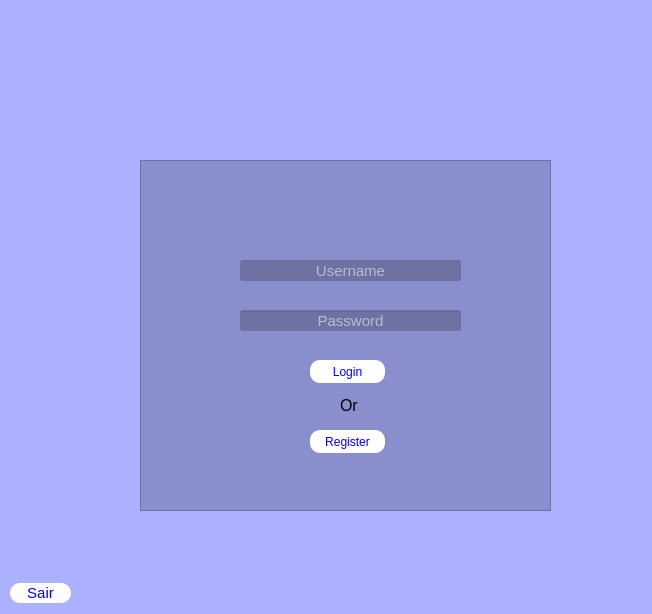
Before: the Qt Designer form telas/tela_login.ui in Alisson-Rodrigo/poo-II, drawn with Qt 5.
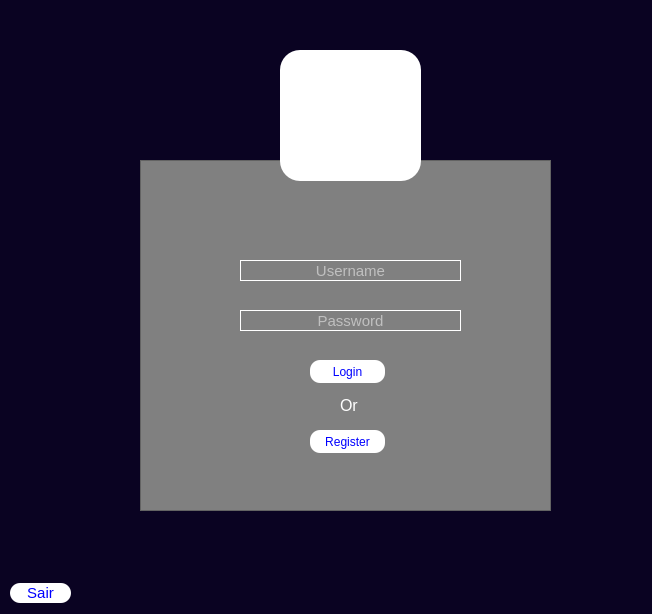
After: the same form once the commit is applied. Icons and pictures are not drawn.

```diff
--- a/telas/tela_login.ui
+++ b/telas/tela_login.ui
@@ -14,7 +14,8 @@
    <string>Form</string>
   </property>
   <property name="styleSheet">
-   <string notr="true">background-color:rgb(171, 177, 255);</string>
+   <string notr="true">background-color: rgb(10, 3, 34);
+</string>
   </property>
   <widget class="QFrame" name="frame">
    <property name="geometry">
@@ -26,7 +27,7 @@
     </rect>
    </property>
    <property name="styleSheet">
-    <string notr="true">background-color: rgb(0, 0, 0,0.2);</string>
+    <string notr="true">background-color: gray;</string>
    </property>
    <property name="frameShape">
     <enum>QFrame::StyledPanel</enum>
@@ -49,7 +50,8 @@
      </font>
     </property>
     <property name="styleSheet">
-     <string notr="true">color: white;</string>
+     <string notr="true">color: white;
+border: 1px solid white;</string>
     </property>
     <property name="text">
      <string/>
@@ -76,7 +78,8 @@
      </font>
     </property>
     <property name="styleSheet">
-     <string notr="true">color: white;</string>
+     <string notr="true">color: white;
+border: 1px solid white;</string>
     </property>
     <property name="text">
      <string/>
@@ -133,7 +136,8 @@
      </font>
     </property>
     <property name="styleSheet">
-     <string notr="true">background-color: none;</string>
+     <string notr="true">background-color: none;
+color: white;</string>
     </property>
     <property name="text">
      <string>Or</string>
@@ -168,25 +172,6 @@
     </property>
    </widget>
   </widget>
-  <widget class="QLabel" name="label">
-   <property name="geometry">
-    <rect>
-     <x>290</x>
-     <y>60</y>
-     <width>131</width>
-     <height>131</height>
-    </rect>
-   </property>
-   <property name="text">
-    <string/>
-   </property>
-   <property name="pixmap">
-    <pixmap>../imagens/icon_title.png</pixmap>
-   </property>
-   <property name="scaledContents">
-    <bool>true</bool>
-   </property>
-  </widget>
   <widget class="QPushButton" name="pushButton">
    <property name="geometry">
     <rect>
@@ -220,9 +205,29 @@
     <string>Sair</string>
    </property>
   </widget>
-  <zorder>label</zorder>
-  <zorder>frame</zorder>
-  <zorder>pushButton</zorder>
+  <widget class="QLabel" name="label">
+   <property name="geometry">
+    <rect>
+     <x>280</x>
+     <y>50</y>
+     <width>141</width>
+     <height>131</height>
+    </rect>
+   </property>
+   <property name="styleSheet">
+    <string notr="true">background-color: white;
+border-radius: 20px;</string>
+   </property>
+   <property name="text">
+    <string/>
+   </property>
+   <property name="pixmap">
+    <pixmap>../imagens/icon_title.png</pixmap>
+   </property>
+   <property name="scaledContents">
+    <bool>true</bool>
+   </property>
+  </widget>
  </widget>
  <resources/>
  <connections/>
```
